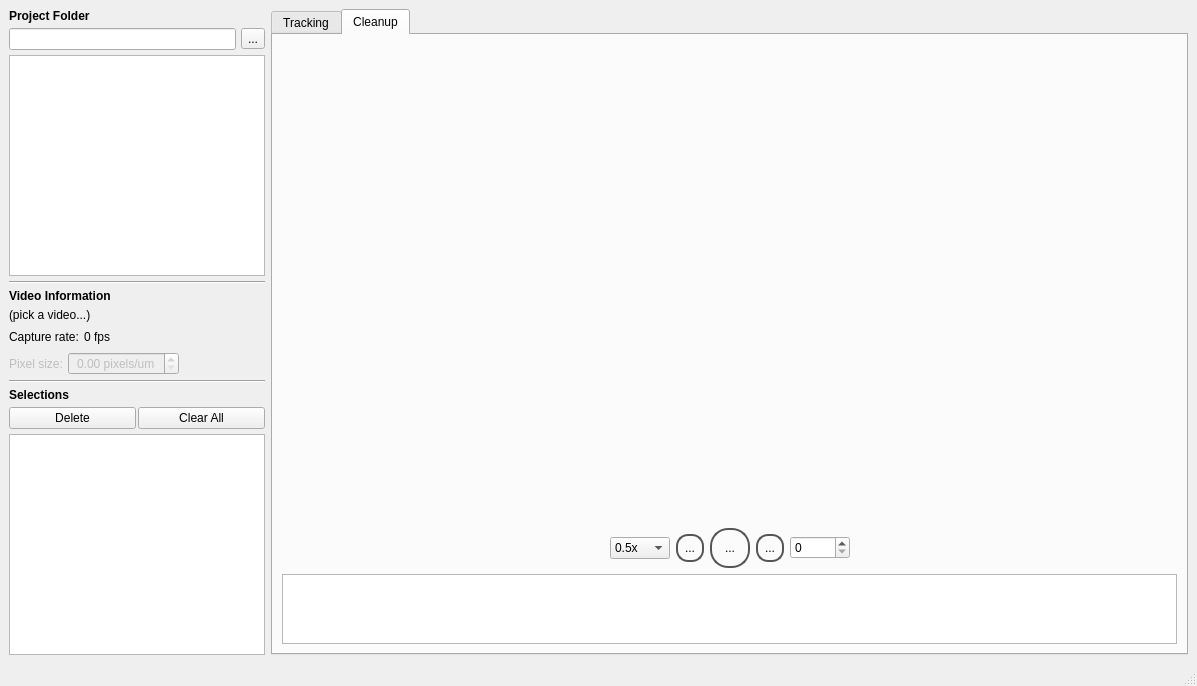
Old version of the form src/gui/mainwindow.ui in the repository adwolfe/yawt.
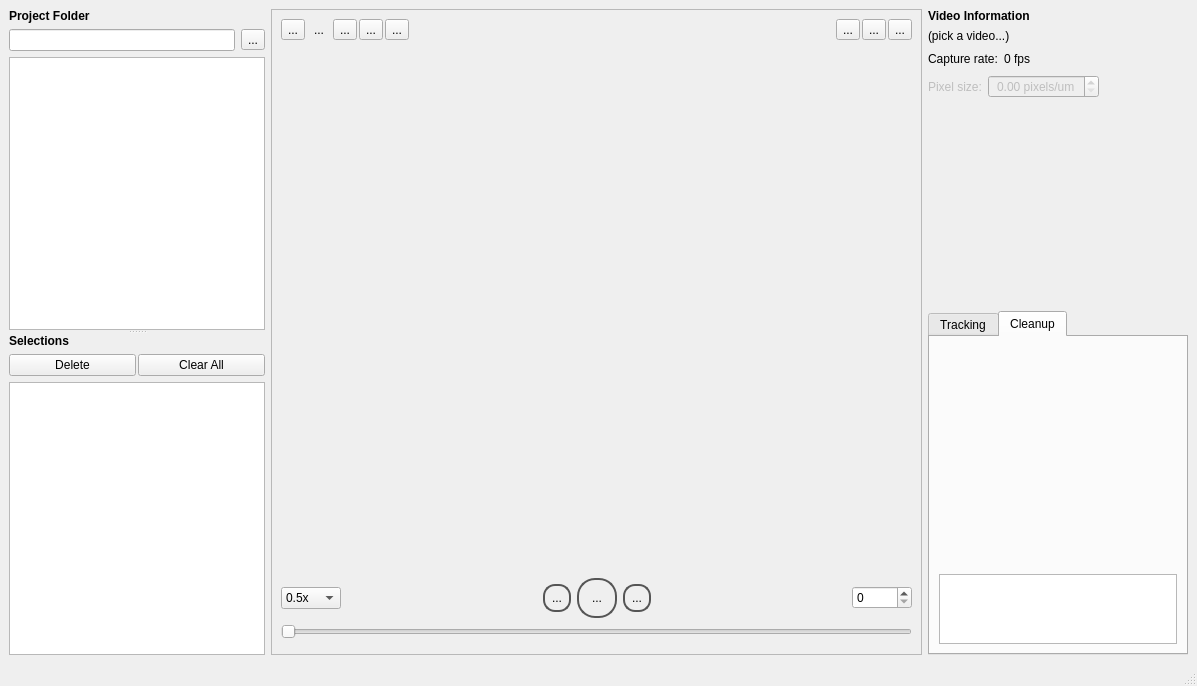
New version of the form. Icons and pictures are not drawn. Custom widgets are drawn as their Qt base class.

Commit message: moved UI around

```diff
--- a/src/gui/mainwindow.ui
+++ b/src/gui/mainwindow.ui
@@ -14,14 +14,25 @@
    <string>MainWindow</string>
   </property>
   <widget class="QWidget" name="centralwidget">
-   <layout class="QHBoxLayout" name="horizontalLayout_4" stretch="0,3">
-    <property name="sizeConstraint">
-     <enum>QLayout::SizeConstraint::SetNoConstraint</enum>
-    </property>
+   <layout class="QHBoxLayout" name="horizontalLayout_2">
     <item>
-     <layout class="QVBoxLayout" name="leftLayout" stretch="0,0,3,0,0,0,0,0,0,0,0,3">
-      <property name="spacing">
-       <number>5</number>
+     <widget class="QSplitter" name="splitter">
+      <property name="orientation">
+       <enum>Qt::Orientation::Vertical</enum>
+      </property>
+      <widget class="QWidget" name="folderWidget" native="true">
+       <property name="minimumSize">
+        <size>
+         <width>0</width>
+         <height>10</height>
+        </size>
+       </property>
+       <layout class="QVBoxLayout" name="verticalLayout_7">
+        <property name="topMargin">
+         <number>0</number>
+        </property>
+        <property name="bottomMargin">
+         <number>0</number>
       </property>
       <item>
        <widget class="QLabel" name="label_11">
@@ -56,167 +67,22 @@
         </attribute>
        </widget>
       </item>
-      <item>
-       <widget class="Line" name="line_3">
-        <property name="orientation">
-         <enum>Qt::Orientation::Horizontal</enum>
-        </property>
-       </widget>
-      </item>
-      <item>
-       <widget class="QLabel" name="label_6">
-        <property name="font">
-         <font>
-          <bold>true</bold>
-         </font>
-        </property>
-        <property name="text">
-         <string>Video Information</string>
-        </property>
-       </widget>
-      </item>
-      <item>
-       <widget class="QLabel" name="videoNameLabel">
-        <property name="sizePolicy">
-         <sizepolicy hsizetype="MinimumExpanding" vsizetype="Preferred">
-          <horstretch>0</horstretch>
-          <verstretch>0</verstretch>
-         </sizepolicy>
-        </property>
-        <property name="text">
-         <string>(pick a video...)</string>
-        </property>
-       </widget>
-      </item>
-      <item>
-       <layout class="QHBoxLayout" name="horizontalLayout_8">
-        <property name="bottomMargin">
-         <number>0</number>
-        </property>
-        <item>
-         <widget class="QLabel" name="label_7">
-          <property name="font">
-           <font>
-            <bold>false</bold>
-           </font>
-          </property>
-          <property name="text">
-           <string>Capture rate:</string>
-          </property>
-         </widget>
-        </item>
-        <item>
-         <widget class="QLabel" name="fpsLabel">
-          <property name="sizePolicy">
-           <sizepolicy hsizetype="Preferred" vsizetype="Preferred">
-            <horstretch>0</horstretch>
-            <verstretch>0</verstretch>
-           </sizepolicy>
-          </property>
-          <property name="font">
-           <font>
-            <italic>false</italic>
-            <bold>false</bold>
-            <underline>false</underline>
-           </font>
-          </property>
-          <property name="text">
-           <string>0 fps</string>
-          </property>
-          <property name="alignment">
-           <set>Qt::AlignmentFlag::AlignCenter</set>
-          </property>
-         </widget>
-        </item>
-        <item>
-         <spacer name="horizontalSpacer_4">
-          <property name="orientation">
-           <enum>Qt::Orientation::Horizontal</enum>
-          </property>
-          <property name="sizeHint" stdset="0">
-           <size>
-            <width>40</width>
-            <height>20</height>
-           </size>
-          </property>
-         </spacer>
-        </item>
        </layout>
-      </item>
-      <item>
-       <layout class="QHBoxLayout" name="horizontalLayout_9">
-        <property name="bottomMargin">
-         <number>0</number>
-        </property>
-        <item>
-         <widget class="QLabel" name="label_8">
-          <property name="enabled">
-           <bool>false</bool>
-          </property>
-          <property name="sizePolicy">
-           <sizepolicy hsizetype="Preferred" vsizetype="Preferred">
-            <horstretch>0</horstretch>
-            <verstretch>0</verstretch>
-           </sizepolicy>
-          </property>
+      </widget>
+      <widget class="QWidget" name="selectionsWidget" native="true">
           <property name="minimumSize">
            <size>
             <width>0</width>
-            <height>0</height>
-           </size>
-          </property>
-          <property name="text">
-           <string>Pixel size:</string>
-          </property>
-         </widget>
-        </item>
-        <item>
-         <widget class="QDoubleSpinBox" name="pixelSizeSpinBoxD">
-          <property name="enabled">
-           <bool>false</bool>
-          </property>
-          <property name="sizePolicy">
-           <sizepolicy hsizetype="Minimum" vsizetype="Fixed">
-            <horstretch>0</horstretch>
-            <verstretch>0</verstretch>
-           </sizepolicy>
-          </property>
-          <property name="minimumSize">
-           <size>
-            <width>25</width>
-            <height>0</height>
-           </size>
-          </property>
-          <property name="alignment">
-           <set>Qt::AlignmentFlag::AlignCenter</set>
-          </property>
-          <property name="suffix">
-           <string> pixels/um</string>
-          </property>
-         </widget>
-        </item>
-        <item>
-         <spacer name="horizontalSpacer_5">
-          <property name="orientation">
-           <enum>Qt::Orientation::Horizontal</enum>
-          </property>
-          <property name="sizeHint" stdset="0">
-           <size>
-            <width>40</width>
-            <height>20</height>
-           </size>
-          </property>
-         </spacer>
-        </item>
-       </layout>
-      </item>
-      <item>
-       <widget class="Line" name="line_6">
-        <property name="orientation">
-         <enum>Qt::Orientation::Horizontal</enum>
-        </property>
-       </widget>
-      </item>
+         <height>10</height>
+        </size>
+       </property>
+       <layout class="QVBoxLayout" name="verticalLayout_6">
+        <property name="topMargin">
+         <number>0</number>
+        </property>
+        <property name="bottomMargin">
+         <number>0</number>
+        </property>
       <item>
        <widget class="QLabel" name="label_5">
         <property name="font">
@@ -267,25 +133,20 @@
        </widget>
       </item>
      </layout>
+      </widget>
+     </widget>
     </item>
     <item>
-     <widget class="QTabWidget" name="tabWidget">
-      <property name="tabPosition">
-       <enum>QTabWidget::TabPosition::North</enum>
-      </property>
-      <property name="tabShape">
-       <enum>QTabWidget::TabShape::Rounded</enum>
-      </property>
-      <property name="currentIndex">
-       <number>1</number>
-      </property>
-      <widget class="QWidget" name="trackingTab">
-       <attribute name="title">
-        <string>Tracking</string>
-       </attribute>
-       <layout class="QHBoxLayout" name="horizontalLayout_2" stretch="5,1">
+     <layout class="QHBoxLayout" name="rightLayout" stretch="5,2">
         <item>
-         <layout class="QVBoxLayout" name="verticalLayout" stretch="0,1,0,0">
+       <widget class="QFrame" name="trackingFrame">
+        <property name="frameShape">
+         <enum>QFrame::Shape::StyledPanel</enum>
+        </property>
+        <property name="frameShadow">
+         <enum>QFrame::Shadow::Plain</enum>
+        </property>
+        <layout class="QVBoxLayout" name="verticalLayout" stretch="0,1,0,0,0">
           <item>
            <layout class="QHBoxLayout" name="horizontalLayout">
             <property name="spacing">
@@ -698,16 +559,217 @@
             </item>
            </layout>
           </item>
-         </layout>
+         <item>
+          <widget class="WormTimeline" name="wormTimeline" native="true"/>
+         </item>
+        </layout>
+       </widget>
         </item>
         <item>
+       <widget class="QFrame" name="frame_2">
+        <property name="minimumSize">
+         <size>
+          <width>20</width>
+          <height>0</height>
+         </size>
+        </property>
+        <property name="frameShape">
+         <enum>QFrame::Shape::NoFrame</enum>
+        </property>
+        <property name="frameShadow">
+         <enum>QFrame::Shadow::Raised</enum>
+        </property>
+        <layout class="QVBoxLayout" name="verticalLayout_3" stretch="0,0,0,0,5,2">
+         <property name="leftMargin">
+          <number>0</number>
+         </property>
+         <property name="topMargin">
+          <number>0</number>
+         </property>
+         <property name="rightMargin">
+          <number>0</number>
+         </property>
+         <property name="bottomMargin">
+          <number>0</number>
+         </property>
+         <item>
+          <widget class="QLabel" name="label_6">
+           <property name="font">
+            <font>
+             <bold>true</bold>
+            </font>
+           </property>
+           <property name="text">
+            <string>Video Information</string>
+           </property>
+          </widget>
+         </item>
+         <item>
+          <widget class="QLabel" name="videoNameLabel">
+           <property name="sizePolicy">
+            <sizepolicy hsizetype="MinimumExpanding" vsizetype="Preferred">
+             <horstretch>0</horstretch>
+             <verstretch>0</verstretch>
+            </sizepolicy>
+           </property>
+           <property name="text">
+            <string>(pick a video...)</string>
+           </property>
+          </widget>
+         </item>
+         <item>
+          <layout class="QHBoxLayout" name="horizontalLayout_8">
+           <property name="bottomMargin">
+            <number>0</number>
+           </property>
+           <item>
+            <widget class="QLabel" name="label_7">
+             <property name="font">
+              <font>
+               <bold>false</bold>
+              </font>
+             </property>
+             <property name="text">
+              <string>Capture rate:</string>
+             </property>
+            </widget>
+           </item>
+           <item>
+            <widget class="QLabel" name="fpsLabel">
+             <property name="sizePolicy">
+              <sizepolicy hsizetype="Preferred" vsizetype="Preferred">
+               <horstretch>0</horstretch>
+               <verstretch>0</verstretch>
+              </sizepolicy>
+             </property>
+             <property name="font">
+              <font>
+               <italic>false</italic>
+               <bold>false</bold>
+               <underline>false</underline>
+              </font>
+             </property>
+             <property name="text">
+              <string>0 fps</string>
+             </property>
+             <property name="alignment">
+              <set>Qt::AlignmentFlag::AlignCenter</set>
+             </property>
+            </widget>
+           </item>
+           <item>
+            <spacer name="horizontalSpacer_4">
+             <property name="orientation">
+              <enum>Qt::Orientation::Horizontal</enum>
+             </property>
+             <property name="sizeHint" stdset="0">
+              <size>
+               <width>40</width>
+               <height>20</height>
+              </size>
+             </property>
+            </spacer>
+           </item>
+          </layout>
+         </item>
+         <item>
+          <layout class="QHBoxLayout" name="horizontalLayout_9">
+           <property name="bottomMargin">
+            <number>0</number>
+           </property>
+           <item>
+            <widget class="QLabel" name="label_8">
+             <property name="enabled">
+              <bool>false</bool>
+             </property>
+             <property name="sizePolicy">
+              <sizepolicy hsizetype="Preferred" vsizetype="Preferred">
+               <horstretch>0</horstretch>
+               <verstretch>0</verstretch>
+              </sizepolicy>
+             </property>
+             <property name="minimumSize">
+              <size>
+               <width>0</width>
+               <height>0</height>
+              </size>
+             </property>
+             <property name="text">
+              <string>Pixel size:</string>
+             </property>
+            </widget>
+           </item>
+           <item>
+            <widget class="QDoubleSpinBox" name="pixelSizeSpinBoxD">
+             <property name="enabled">
+              <bool>false</bool>
+             </property>
+             <property name="sizePolicy">
+              <sizepolicy hsizetype="Minimum" vsizetype="Fixed">
+               <horstretch>0</horstretch>
+               <verstretch>0</verstretch>
+              </sizepolicy>
+             </property>
+             <property name="minimumSize">
+              <size>
+               <width>25</width>
+               <height>0</height>
+              </size>
+             </property>
+             <property name="alignment">
+              <set>Qt::AlignmentFlag::AlignCenter</set>
+             </property>
+             <property name="suffix">
+              <string> pixels/um</string>
+             </property>
+            </widget>
+           </item>
+           <item>
+            <spacer name="horizontalSpacer_5">
+             <property name="orientation">
+              <enum>Qt::Orientation::Horizontal</enum>
+             </property>
+             <property name="sizeHint" stdset="0">
+              <size>
+               <width>40</width>
+               <height>20</height>
+              </size>
+             </property>
+            </spacer>
+           </item>
+          </layout>
+         </item>
+         <item>
+          <widget class="MiniLoader" name="miniLoader" native="true">
+           <property name="minimumSize">
+            <size>
+             <width>0</width>
+             <height>0</height>
+            </size>
+           </property>
+          </widget>
+         </item>
+         <item>
+          <widget class="QTabWidget" name="tabWidget">
+           <property name="tabPosition">
+            <enum>QTabWidget::TabPosition::North</enum>
+           </property>
+           <property name="tabShape">
+            <enum>QTabWidget::TabShape::Rounded</enum>
+           </property>
+           <property name="currentIndex">
+            <number>1</number>
+           </property>
          <widget class="QFrame" name="frame">
           <property name="frameShape">
-           <enum>QFrame::Shape::StyledPanel</enum>
+             <enum>QFrame::Shape::NoFrame</enum>
           </property>
           <property name="frameShadow">
            <enum>QFrame::Shadow::Sunken</enum>
           </property>
+            <attribute name="title">
+             <string>Tracking</string>
+            </attribute>
           <layout class="QGridLayout" name="gridLayout" rowstretch="0,0,0,0,0,0,0,0,0,0,0,0,0,0,0,0,0,0,0">
            <property name="leftMargin">
             <number>6</number>
@@ -724,6 +786,40 @@
            <property name="spacing">
             <number>0</number>
            </property>
+             <item row="9" column="0" colspan="2">
+              <widget class="QCheckBox" name="blurCheck">
+               <property name="text">
+                <string>Enable blur</string>
+               </property>
+              </widget>
+             </item>
+             <item row="13" column="0" colspan="3">
+              <layout class="QHBoxLayout" name="horizontalLayout_5">
+               <property name="spacing">
+                <number>20</number>
+               </property>
+               <item>
+                <widget class="QRadioButton" name="globalRadio">
+                 <property name="text">
+                  <string>Global</string>
+                 </property>
+                 <property name="checked">
+                  <bool>true</bool>
+                 </property>
+                </widget>
+               </item>
+               <item>
+                <widget class="QRadioButton" name="adaptiveRadio">
+                 <property name="text">
+                  <string>Adaptive</string>
+                 </property>
+                 <property name="checked">
+                  <bool>false</bool>
+                 </property>
+                </widget>
+               </item>
+              </layout>
+             </item>
            <item row="17" column="0" colspan="3">
             <widget class="QGroupBox" name="adaptiveGroupBox">
              <property name="title">
@@ -819,17 +915,7 @@
              </layout>
             </widget>
            </item>
-           <item row="6" column="2">
-            <widget class="QDoubleSpinBox" name="roiFactorSpinBoxD">
-             <property name="singleStep">
-              <double>0.050000000000000</double>
-             </property>
-             <property name="value">
-              <double>1.500000000000000</double>
-             </property>
-            </widget>
-           </item>
-           <item row="4" column="0">
+             <item row="3" column="0">
             <widget class="QLabel" name="labelThresholding">
              <property name="sizePolicy">
               <sizepolicy hsizetype="Preferred" vsizetype="Preferred">
@@ -847,37 +933,47 @@
              </property>
             </widget>
            </item>
-           <item row="3" column="0" colspan="3">
-            <spacer name="verticalSpacer">
+             <item row="12" column="0" colspan="3">
+              <widget class="Line" name="line">
              <property name="orientation">
-              <enum>Qt::Orientation::Vertical</enum>
-             </property>
-             <property name="sizeHint" stdset="0">
-              <size>
-               <width>20</width>
-               <height>40</height>
-              </size>
-             </property>
-            </spacer>
-           </item>
-           <item row="6" column="0">
+                <enum>Qt::Orientation::Horizontal</enum>
+               </property>
+              </widget>
+             </item>
+             <item row="5" column="0">
             <widget class="QLabel" name="label_9">
              <property name="text">
               <string>ROI Factor:</string>
              </property>
             </widget>
            </item>
-           <item row="9" column="0">
-            <widget class="QLabel" name="label">
+             <item row="8" column="2">
+              <widget class="QComboBox" name="bgCombo">
              <property name="sizePolicy">
               <sizepolicy hsizetype="Preferred" vsizetype="Fixed">
                <horstretch>0</horstretch>
                <verstretch>0</verstretch>
               </sizepolicy>
              </property>
+               <property name="minimumSize">
+                <size>
+                 <width>50</width>
+                 <height>0</height>
+                </size>
+               </property>
+               <property name="currentIndex">
+                <number>0</number>
+               </property>
+               <item>
              <property name="text">
-              <string>Background:</string>
-             </property>
+                 <string>Light</string>
+                </property>
+               </item>
+               <item>
+                <property name="text">
+                 <string>Dark</string>
+                </property>
+               </item>
             </widget>
            </item>
            <item row="16" column="0" colspan="3">
@@ -949,46 +1045,7 @@
              </layout>
             </widget>
            </item>
-           <item row="0" column="0" colspan="3">
-            <widget class="MiniLoader" name="miniLoader" native="true">
-             <property name="minimumSize">
-              <size>
-               <width>200</width>
-               <height>150</height>
-              </size>
-             </property>
-            </widget>
-           </item>
            <item row="9" column="2">
-            <widget class="QComboBox" name="bgCombo">
-             <property name="sizePolicy">
-              <sizepolicy hsizetype="Preferred" vsizetype="Fixed">
-               <horstretch>0</horstretch>
-               <verstretch>0</verstretch>
-              </sizepolicy>
-             </property>
-             <property name="minimumSize">
-              <size>
-               <width>50</width>
-               <height>0</height>
-              </size>
-             </property>
-             <property name="currentIndex">
-              <number>0</number>
-             </property>
-             <item>
-              <property name="text">
-               <string>Light</string>
-              </property>
-             </item>
-             <item>
-              <property name="text">
-               <string>Dark</string>
-              </property>
-             </item>
-            </widget>
-           </item>
-           <item row="10" column="2">
             <widget class="QSpinBox" name="blurKernelSpin">
              <property name="minimum">
               <number>3</number>
@@ -998,6 +1055,29 @@
              </property>
             </widget>
            </item>
+             <item row="5" column="2">
+              <widget class="QDoubleSpinBox" name="roiFactorSpinBoxD">
+               <property name="singleStep">
+                <double>0.050000000000000</double>
+               </property>
+               <property name="value">
+                <double>1.500000000000000</double>
+               </property>
+              </widget>
+             </item>
+             <item row="8" column="0">
+              <widget class="QLabel" name="label">
+               <property name="sizePolicy">
+                <sizepolicy hsizetype="Preferred" vsizetype="Fixed">
+                 <horstretch>0</horstretch>
+                 <verstretch>0</verstretch>
+                </sizepolicy>
+               </property>
+               <property name="text">
+                <string>Background:</string>
+               </property>
+              </widget>
+             </item>
            <item row="18" column="0" colspan="3">
             <widget class="QPushButton" name="trackingDialogButton">
              <property name="text">
@@ -1005,49 +1085,18 @@
              </property>
             </widget>
            </item>
-           <item row="13" column="0" colspan="3">
-            <layout class="QHBoxLayout" name="horizontalLayout_5">
-             <property name="spacing">
-              <number>20</number>
-             </property>
-             <item>
-              <widget class="QRadioButton" name="globalRadio">
-               <property name="text">
-                <string>Global</string>
-               </property>
-               <property name="checked">
-                <bool>true</bool>
-               </property>
-              </widget>
-             </item>
-             <item>
-              <widget class="QRadioButton" name="adaptiveRadio">
-               <property name="text">
-                <string>Adaptive</string>
-               </property>
-               <property name="checked">
-                <bool>false</bool>
-               </property>
-              </widget>
-             </item>
-            </layout>
-           </item>
-           <item row="12" column="0" colspan="3">
-            <widget class="Line" name="line">
+             <item row="11" column="0">
+              <spacer name="verticalSpacer">
              <property name="orientation">
-              <enum>Qt::Orientation::Horizontal</enum>
-             </property>
-            </widget>
-           </item>
-           <item row="10" column="0" colspan="2">
-            <widget class="QCheckBox" name="blurCheck">
-             <property name="text">
-              <string>Enable blur</string>
-             </property>
-            </widget>
-           </item>
-          </layout>
-         </widget>
+                <enum>Qt::Orientation::Vertical</enum>
+               </property>
+               <property name="sizeHint" stdset="0">
+                <size>
+                 <width>20</width>
+                 <height>40</height>
+                </size>
+               </property>
+              </spacer>
         </item>
        </layout>
       </widget>
@@ -1055,10 +1104,7 @@
        <attribute name="title">
         <string>Cleanup</string>
        </attribute>
-       <layout class="QVBoxLayout" name="verticalLayout_4" stretch="10,10,1,2">
-        <item>
-         <widget class="WormTimeline" name="wormTimeline" native="true"/>
-        </item>
+            <layout class="QVBoxLayout" name="verticalLayout_4" stretch="10,2">
         <item>
          <layout class="QHBoxLayout" name="horizontalLayout_12">
           <property name="leftMargin">
@@ -1091,227 +1137,6 @@
           </item>
          </layout>
         </item>
-        <item>
-         <layout class="QHBoxLayout" name="horizontalLayout_11">
-          <property name="spacing">
-           <number>-1</number>
-          </property>
-          <property name="bottomMargin">
-           <number>0</number>
-          </property>
-          <item>
-           <spacer name="horizontalSpacer_2b">
-            <property name="orientation">
-             <enum>Qt::Orientation::Horizontal</enum>
-            </property>
-            <property name="sizeHint" stdset="0">
-             <size>
-              <width>40</width>
-              <height>20</height>
-             </size>
-            </property>
-           </spacer>
-          </item>
-          <item>
-           <widget class="QComboBox" name="comboPlaybackSpeed_2">
-            <property name="sizePolicy">
-             <sizepolicy hsizetype="Fixed" vsizetype="Fixed">
-              <horstretch>0</horstretch>
-              <verstretch>0</verstretch>
-             </sizepolicy>
-            </property>
-            <property name="minimumSize">
-             <size>
-              <width>0</width>
-              <height>0</height>
-             </size>
-            </property>
-            <property name="maximumSize">
-             <size>
-              <width>80</width>
-              <height>16777215</height>
-             </size>
-            </property>
-            <item>
-             <property name="text">
-              <string>0.5x</string>
-             </property>
-            </item>
-            <item>
-             <property name="text">
-              <string>1.0x</string>
-             </property>
-            </item>
-            <item>
-             <property name="text">
-              <string>2.5x</string>
-             </property>
-            </item>
-            <item>
-             <property name="text">
-              <string>5.0x</string>
-             </property>
-            </item>
-            <item>
-             <property name="text">
-              <string>10.0x</string>
-             </property>
-            </item>
-           </widget>
-          </item>
-          <item>
-           <widget class="QToolButton" name="firstFrameButton_2">
-            <property name="styleSheet">
-             <string notr="true">/* Style for our specific Play/Pause button. Give it an object name in C++ */
-QToolButton#firstFrameButton_2 {
-    /* Make it round */
-    border-radius: 12px; /* Half of the button's size (e.g., 50px / 2) */
-
-    /* Define size - necessary for border-radius to work correctly */
-    min-width: 24px;
-    max-width: 24px;
-    min-height:24px;
-    max-height: 24px;
-
-    /* Set borders and background */
-    border: 2px solid #555; /* Example border */
-    background-color: qlineargradient(x1: 0, y1: 0, x2: 0, y2: 1,
-                                      stop: 0 #f6f7fa, stop: 1 #dadbde); /* Example gradient background */
-
-    /* Define icon size */
-    icon-size: 18px 18px; /* Adjust as needed */
-}
-</string>
-            </property>
-            <property name="text">
-             <string>...</string>
-            </property>
-            <property name="icon">
-             <iconset theme="QIcon::ThemeIcon::MediaSkipBackward"/>
-            </property>
-           </widget>
-          </item>
-          <item>
-           <widget class="QToolButton" name="playPauseButton_2">
-            <property name="styleSheet">
-             <string notr="true">/* Style for our specific Play/Pause button. Give it an object name in C++ */
-QToolButton#playPauseButton_2 {
-    /* Make it round */
-    border-radius: 18px; /* Half of the button's size (e.g., 50px / 2) */
-
-    /* Define size - necessary for border-radius to work correctly */
-    min-width: 36px;
-    max-width: 36px;
-    min-height:36px;
-    max-height: 36px;
-
-    /* Set borders and background */
-    border: 2px solid #555; /* Example border */
-    background-color: qlineargradient(x1: 0, y1: 0, x2: 0, y2: 1,
-                                      stop: 0 #f6f7fa, stop: 1 #dadbde); /* Example gradient background */
-
-    /* Define icon size */
-    icon-size: 24px 24px; /* Adjust as needed */
-}
-
-/* ----- Optional: Hover and Pressed Effects ----- */
-
-QToolButton#playPauseButton_2:hover {
-    background-color: qlineargradient(x1: 0, y1: 0, x2: 0, y2: 1,
-                                      stop: 0 #ffffff, stop: 1 #f0f0f0); /* Lighter on hover */
-    border-color: #777;
-}
-
-QToolButton#playPauseButton_2:pressed {
-    background-color: qlineargradient(x1: 0, y1: 0, x2: 0, y2: 1,
-                                      stop: 0 #dadbde, stop: 1 #f6f7fa); /* Inverted gradient on press */
-    border-color: #444;
-}
-
-/* Style for when the button is checked AND pressed */
-QToolButton#playPauseButton_2:checked:pressed {
-     background-color: qlineargradient(x1: 0, y1: 0, x2: 0, y2: 1,
-                                      stop: 0 #cccccc, stop: 1 #e0e0e0); /* Different pressed look when checked */
-}
-
-/* Style for when the button is checked AND hovered */
-QToolButton#playPauseButton_2:checked:hover {
-     background-color: qlineargradient(x1: 0, y1: 0, x2: 0, y2: 1,
-                                      stop: 0 #e8e8e8, stop: 1 #d8d8d8); /* Different hover look when checked */
-     border-color: #666;
-}</string>
-            </property>
-            <property name="text">
-             <string>...</string>
-            </property>
-            <property name="icon">
-             <iconset theme="QIcon::ThemeIcon::MediaPlaybackStart"/>
-            </property>
-            <property name="shortcut">
-             <string>Space</string>
-            </property>
-            <property name="checkable">
-             <bool>true</bool>
-            </property>
-           </widget>
-          </item>
-          <item>
-           <widget class="QToolButton" name="lastFrameButton_2">
-            <property name="styleSheet">
-             <string notr="true">/* Style for our specific Play/Pause button. Give it an object name in C++ */
-QToolButton#lastFrameButton_2 {
-    /* Make it round */
-    border-radius: 12px; /* Half of the button's size (e.g., 50px / 2) */
-
-    /* Define size - necessary for border-radius to work correctly */
-    min-width: 24px;
-    max-width: 24px;
-    min-height:24px;
-    max-height: 24px;
-
-    /* Set borders and background */
-    border: 2px solid #555; /* Example border */
-    background-color: qlineargradient(x1: 0, y1: 0, x2: 0, y2: 1,
-                                      stop: 0 #f6f7fa, stop: 1 #dadbde); /* Example gradient background */
-
-    /* Define icon size */
-    icon-size: 18px 18px; /* Adjust as needed */
-}
-</string>
-            </property>
-            <property name="text">
-             <string>...</string>
-            </property>
-            <property name="icon">
-             <iconset theme="QIcon::ThemeIcon::MediaSkipForward"/>
-            </property>
-           </widget>
-          </item>
-          <item>
-           <widget class="QSpinBox" name="framePosition_2">
-            <property name="minimumSize">
-             <size>
-              <width>60</width>
-              <height>0</height>
-             </size>
-            </property>
-           </widget>
-          </item>
-          <item>
-           <spacer name="horizontalSpacer_3b">
-            <property name="orientation">
-             <enum>Qt::Orientation::Horizontal</enum>
-            </property>
-            <property name="sizeHint" stdset="0">
-             <size>
-              <width>40</width>
-              <height>20</height>
-             </size>
-            </property>
-           </spacer>
-          </item>
-         </layout>
-        </item>
         <item>
          <layout class="QHBoxLayout" name="horizontalLayout_14">
           <property name="topMargin">
@@ -1328,13 +1153,18 @@
     </item>
    </layout>
   </widget>
+      </item>
+     </layout>
+    </item>
+   </layout>
+  </widget>
   <widget class="QMenuBar" name="menubar">
    <property name="geometry">
     <rect>
      <x>0</x>
      <y>0</y>
      <width>1197</width>
-     <height>37</height>
+     <height>24</height>
     </rect>
    </property>
   </widget>
```
Lines whose indentation alone changed are shown as unchanged. The commit also changes 1 other file.
